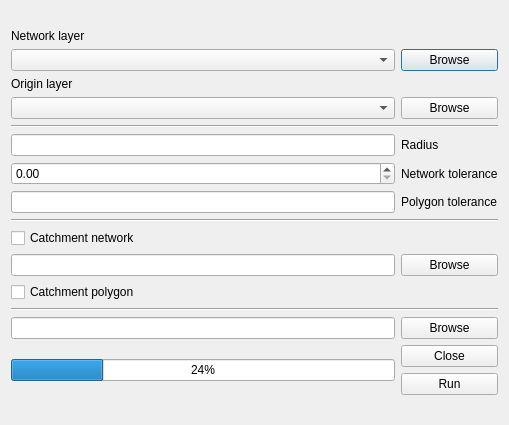
Above: metric_catchment_analyser_dialog_base.ui from spacesyntax/MetricCatchmentAnalyser before the change. Below: the same form after it.
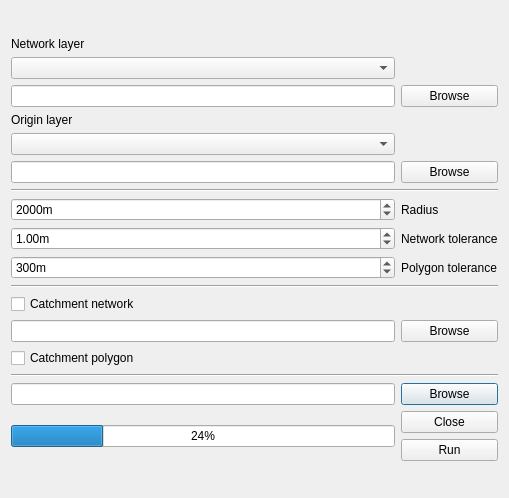
That is the form after the change.

Diff of the .ui file:
```diff
--- a/metric_catchment_analyser_dialog_base.ui
+++ b/metric_catchment_analyser_dialog_base.ui
@@ -7,7 +7,7 @@
     <x>0</x>
     <y>0</y>
     <width>509</width>
-    <height>425</height>
+    <height>498</height>
    </rect>
   </property>
   <property name="sizePolicy">
@@ -29,103 +29,70 @@
    <item row="0" column="0">
     <layout class="QGridLayout" name="gridLayout">
      <item row="11" column="1">
+      <widget class="QLabel" name="label">
+       <property name="text">
+        <string>Network tolerance</string>
+       </property>
+      </widget>
+     </item>
+     <item row="11" column="0">
+      <widget class="QDoubleSpinBox" name="network_tolerance">
+       <property name="suffix">
+        <string>m</string>
+       </property>
+       <property name="maximum">
+        <double>100.000000000000000</double>
+       </property>
+       <property name="singleStep">
+        <double>0.100000000000000</double>
+       </property>
+       <property name="value">
+        <double>1.000000000000000</double>
+       </property>
+      </widget>
+     </item>
+     <item row="16" column="0">
+      <widget class="QLineEdit" name="path_output_network"/>
+     </item>
+     <item row="13" column="1">
       <widget class="QLabel" name="label_5">
        <property name="text">
         <string>Polygon tolerance</string>
        </property>
       </widget>
      </item>
-     <item row="9" column="0">
-      <widget class="QDoubleSpinBox" name="network_tolerance"/>
-     </item>
-     <item row="8" column="0">
-      <widget class="QLineEdit" name="radius"/>
-     </item>
-     <item row="3" column="1">
-      <widget class="QPushButton" name="browse_input_network">
-       <property name="text">
-        <string>Browse</string>
-       </property>
-      </widget>
-     </item>
-     <item row="8" column="1">
-      <widget class="QLabel" name="label_4">
-       <property name="text">
-        <string>Radius</string>
-       </property>
-      </widget>
-     </item>
-     <item row="14" column="0">
-      <widget class="QLineEdit" name="path_network"/>
-     </item>
-     <item row="2" column="0">
-      <widget class="QLabel" name="network_layer">
-       <property name="sizePolicy">
-        <sizepolicy hsizetype="Minimum" vsizetype="Fixed">
-         <horstretch>0</horstretch>
-         <verstretch>0</verstretch>
-        </sizepolicy>
-       </property>
-       <property name="text">
-        <string>Network layer</string>
-       </property>
-      </widget>
-     </item>
-     <item row="15" column="0">
+     <item row="17" column="0">
       <widget class="QCheckBox" name="check_polygon">
        <property name="text">
         <string>Catchment polygon</string>
        </property>
       </widget>
      </item>
-     <item row="11" column="0">
-      <widget class="QLineEdit" name="polygon_tolerance"/>
-     </item>
-     <item row="9" column="1">
-      <widget class="QLabel" name="label">
-       <property name="text">
-        <string>Network tolerance</string>
-       </property>
-      </widget>
-     </item>
-     <item row="5" column="0">
-      <widget class="QLabel" name="origin_layer">
+     <item row="7" column="0">
+      <widget class="QComboBox" name="choose_origins">
        <property name="sizePolicy">
         <sizepolicy hsizetype="Minimum" vsizetype="Fixed">
          <horstretch>0</horstretch>
          <verstretch>0</verstretch>
         </sizepolicy>
        </property>
-       <property name="text">
-        <string>Origin layer</string>
-       </property>
       </widget>
      </item>
-     <item row="6" column="0">
-      <widget class="QComboBox" name="choose_origin">
-       <property name="sizePolicy">
-        <sizepolicy hsizetype="Minimum" vsizetype="Fixed">
-         <horstretch>0</horstretch>
-         <verstretch>0</verstretch>
-        </sizepolicy>
-       </property>
-      </widget>
-     </item>
-     <item row="6" column="1">
-      <widget class="QPushButton" name="browse_input_origin">
-       <property name="text">
-        <string>Browse</string>
-       </property>
-      </widget>
-     </item>
-     <item row="17" column="1">
+     <item row="19" column="1">
       <widget class="QPushButton" name="browse_output_polygon">
        <property name="text">
         <string>Browse</string>
        </property>
       </widget>
      </item>
-     <item row="14" column="1">
+     <item row="18" column="0" colspan="2">
+      <widget class="Line" name="line_3">
+       <property name="orientation">
+        <enum>Qt::Horizontal</enum>
+       </property>
+      </widget>
+     </item>
+     <item row="16" column="1">
       <widget class="QPushButton" name="browse_output_network">
        <property name="text">
         <string>Browse</string>
@@ -142,24 +109,28 @@
        </property>
       </widget>
      </item>
-     <item row="16" column="0" colspan="2">
-      <widget class="Line" name="line_3">
+     <item row="14" column="0" colspan="2">
+      <widget class="Line" name="line_2">
        <property name="orientation">
         <enum>Qt::Horizontal</enum>
        </property>
       </widget>
      </item>
-     <item row="13" column="0">
+     <item row="20" column="0" rowspan="2">
+      <widget class="QProgressBar" name="progress_mca">
+       <property name="value">
+        <number>24</number>
+       </property>
+      </widget>
+     </item>
+     <item row="15" column="0">
       <widget class="QCheckBox" name="check_network">
        <property name="text">
         <string>Catchment network</string>
        </property>
       </widget>
      </item>
-     <item row="17" column="0">
-      <widget class="QLineEdit" name="path_polygon"/>
-     </item>
-     <item row="7" column="0" colspan="2">
+     <item row="9" column="0" colspan="2">
       <widget class="Line" name="line">
        <property name="sizePolicy">
         <sizepolicy hsizetype="MinimumExpanding" vsizetype="Fixed">
@@ -172,34 +143,108 @@
        </property>
       </widget>
      </item>
-     <item row="12" column="0" colspan="2">
-      <widget class="Line" name="line_2">
-       <property name="orientation">
-        <enum>Qt::Horizontal</enum>
-       </property>
-      </widget>
-     </item>
-     <item row="18" column="0" rowspan="2">
-      <widget class="QProgressBar" name="progress_mca">
-       <property name="value">
-        <number>24</number>
-       </property>
-      </widget>
-     </item>
-     <item row="19" column="1">
+     <item row="21" column="1">
       <widget class="QPushButton" name="run_mca">
        <property name="text">
         <string>Run</string>
        </property>
       </widget>
      </item>
-     <item row="18" column="1">
+     <item row="10" column="1">
+      <widget class="QLabel" name="label_4">
+       <property name="text">
+        <string>Radius</string>
+       </property>
+      </widget>
+     </item>
+     <item row="2" column="0">
+      <widget class="QLabel" name="network_layer">
+       <property name="sizePolicy">
+        <sizepolicy hsizetype="Minimum" vsizetype="Fixed">
+         <horstretch>0</horstretch>
+         <verstretch>0</verstretch>
+        </sizepolicy>
+       </property>
+       <property name="text">
+        <string>Network layer</string>
+       </property>
+      </widget>
+     </item>
+     <item row="19" column="0">
+      <widget class="QLineEdit" name="path_output_polygon"/>
+     </item>
+     <item row="6" column="0">
+      <widget class="QLabel" name="origin_layer">
+       <property name="sizePolicy">
+        <sizepolicy hsizetype="Minimum" vsizetype="Fixed">
+         <horstretch>0</horstretch>
+         <verstretch>0</verstretch>
+        </sizepolicy>
+       </property>
+       <property name="text">
+        <string>Origin layer</string>
+       </property>
+      </widget>
+     </item>
+     <item row="20" column="1">
       <widget class="QPushButton" name="close_mca">
        <property name="text">
         <string>Close</string>
        </property>
       </widget>
      </item>
+     <item row="4" column="1">
+      <widget class="QPushButton" name="browse_input_network">
+       <property name="text">
+        <string>Browse</string>
+       </property>
+      </widget>
+     </item>
+     <item row="4" column="0">
+      <widget class="QLineEdit" name="path_input_network"/>
+     </item>
+     <item row="8" column="0">
+      <widget class="QLineEdit" name="path_input_origins"/>
+     </item>
+     <item row="8" column="1">
+      <widget class="QPushButton" name="browse_input_origins">
+       <property name="text">
+        <string>Browse</string>
+       </property>
+      </widget>
+     </item>
+     <item row="10" column="0">
+      <widget class="QSpinBox" name="radius">
+       <property name="suffix">
+        <string>m</string>
+       </property>
+       <property name="maximum">
+        <number>9999999</number>
+       </property>
+       <property name="singleStep">
+        <number>400</number>
+       </property>
+       <property name="value">
+        <number>2000</number>
+       </property>
+      </widget>
+     </item>
+     <item row="13" column="0">
+      <widget class="QSpinBox" name="polygon_tolerance">
+       <property name="suffix">
+        <string>m</string>
+       </property>
+       <property name="maximum">
+        <number>999999</number>
+       </property>
+       <property name="singleStep">
+        <number>100</number>
+       </property>
+       <property name="value">
+        <number>300</number>
+       </property>
+      </widget>
+     </item>
     </layout>
    </item>
   </layout>
```
